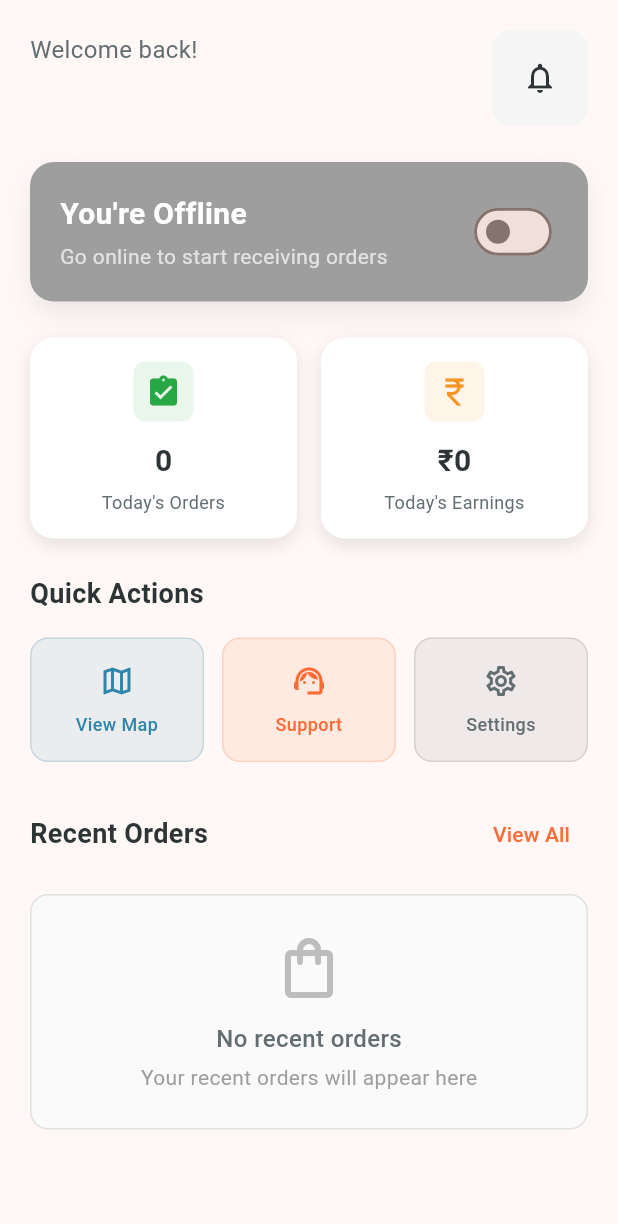
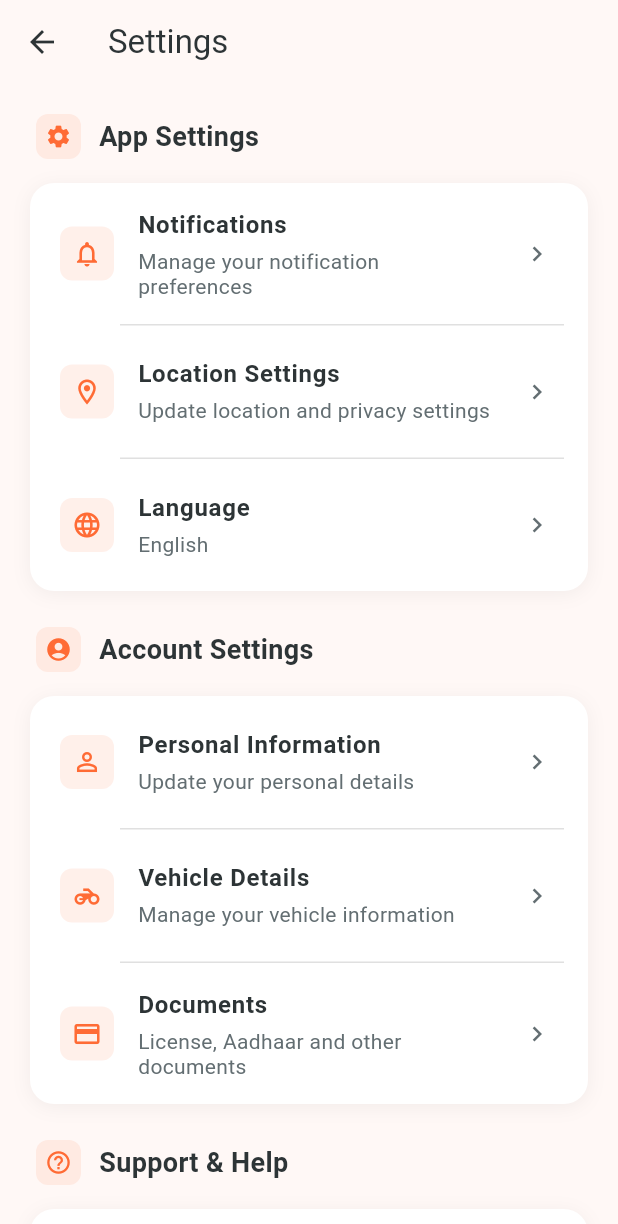
Before and after one commit to favas7/Naivedhya-delivery-person, a Flutter app: the HomeScreen screen opened directly, after a tap on "Settings", on a phone screen of 412 x 824 dp. Shown: the top 1224 px of the screen. Run offline on Flutter 3.47's test engine with Material 3 defaults, Android fonts, the phone set to English and light mode, and no system bars; our stand-ins replace flutter_local_notifications, geolocator, google_maps_flutter, image_picker, permission_handler, shared_preferences and 1 more; missing offline and left inert: app_settings; accounts and stored records are empty.

Commit message:
home screen settings and navigation

```diff
--- a/lib/main.dart
+++ b/lib/main.dart
@@ -9,7 +9,7 @@ import 'package:naivedhya_delivery_app/provider/location_settings_provider.dart'
 import 'package:naivedhya_delivery_app/provider/notification_provider.dart';
 import 'package:naivedhya_delivery_app/provider/order_provider.dart';
 import 'package:naivedhya_delivery_app/provider/user_provider.dart';
-import 'package:naivedhya_delivery_app/screens/profile/widget/app_route_info.dart';
+import 'package:naivedhya_delivery_app/routes/app_route_info.dart';
 import 'package:naivedhya_delivery_app/utils/app_colors.dart';
 import 'package:provider/provider.dart';
 import 'package:supabase_flutter/supabase_flutter.dart';
--- a/lib/screens/profile/widget/app_route_info.dart
+++ b/lib/routes/app_route_info.dart
@@ -11,6 +11,7 @@ import 'package:naivedhya_delivery_app/screens/app/bottom_nav_screen.dart';
 import 'package:naivedhya_delivery_app/screens/auth/forgot_password_screen.dart';
 import 'package:naivedhya_delivery_app/screens/auth/login_screen.dart';
 import 'package:naivedhya_delivery_app/screens/auth/signup/signup_screen.dart';
+import 'package:naivedhya_delivery_app/screens/home/settings_screen.dart';
 
 // Profile screens
 import 'package:naivedhya_delivery_app/screens/profile/about_screen/about_screen.dart';
@@ -36,6 +37,7 @@ class AppRoutes {
 
   // Profile routes
   static const String profile = '/profile';
+  static const String settings1 = '/settings';
   static const String personalInformation = '/profile/personal-information';
   static const String vehicleDetails = '/profile/vehicle-details';
   static const String documents = '/profile/documents';
@@ -54,6 +56,7 @@ class AppRoutes {
     signup: (context) => const SignupScreen(),
     forgotPassword: (context) => const ForgotPasswordScreen(),
     home: (context) => const BottomNavScreen(),
+    settings1: (context) => const SettingsScreen(),
     personalInformation: (context) => const PersonalInformationScreen(),
     vehicleDetails: (context) => const VehicleDetailsScreen(),
     documents: (context) => const DocumentsScreen(),
@@ -90,6 +93,9 @@ class AppRoutes {
 
       case home:
         return _createRoute(const BottomNavScreen(), settings);
+
+      case settings1:
+        return _createRoute(const SettingsScreen(), settings);
 
       // Profile routes
       case personalInformation:
@@ -254,4 +260,8 @@ class AppRoutes {
   static Future<void> goToOnboarding(BuildContext context) {
     return pushReplacementNamed(context, onboarding);
   }
+
+  static Future<void> goToSettings(BuildContext context) {
+    return pushNamed(context, settings1);
+  }
 }
--- a/lib/screens/home/home_screen.dart
+++ b/lib/screens/home/home_screen.dart
@@ -1,6 +1,7 @@
 import 'package:flutter/material.dart';
 import 'package:naivedhya_delivery_app/provider/auth_provider.dart';
 import 'package:naivedhya_delivery_app/provider/delivery_provider.dart';
+import 'package:naivedhya_delivery_app/routes/app_route_info.dart';
 import 'package:naivedhya_delivery_app/screens/home/map_screen.dart';
 import 'package:provider/provider.dart';
 import '../../utils/app_colors.dart';
@@ -309,6 +310,8 @@ class _HomeScreenState extends State<HomeScreen> {
 
 
 // Update the _buildQuickActions method in your HomeScreen
+// Replace the existing _buildQuickActions method with this updated version
+
 Widget _buildQuickActions() {
   return Column(
     crossAxisAlignment: CrossAxisAlignment.start,
@@ -347,7 +350,8 @@ Widget _buildQuickActions() {
               Icons.support_agent_outlined,
               AppColors.primary,
               () {
-                // Open support
+                // Navigate to contact support screen using AppRoutes
+                Navigator.pushNamed(context, AppRoutes.contactSupport);
               },
             ),
           ),
@@ -358,8 +362,8 @@ Widget _buildQuickActions() {
               Icons.settings_outlined,
               AppColors.textSecondary,
               () {
-                // Open settings
-              },
+                Navigator.pushNamed(context, AppRoutes.settings1);
+                },
             ),
           ),
         ],
--- /dev/null
+++ b/lib/screens/home/settings_screen.dart
@@ -0,0 +1,266 @@
+import 'package:flutter/material.dart';
+import 'package:naivedhya_delivery_app/l10n/app_localizations.dart';
+import 'package:naivedhya_delivery_app/provider/auth_provider.dart';
+import 'package:naivedhya_delivery_app/provider/language_provider.dart';
+import 'package:naivedhya_delivery_app/routes/app_route_info.dart';
+import 'package:provider/provider.dart';
+import '../../utils/app_colors.dart';
+
+class SettingsScreen extends StatelessWidget {
+  const SettingsScreen({super.key});
+
+  @override
+  Widget build(BuildContext context) {
+    final l10n = AppLocalizations.of(context)!;
+
+    return Scaffold(
+      appBar: AppBar(
+        title: Text(l10n.settings),
+        elevation: 0,
+        backgroundColor: Colors.transparent,
+        foregroundColor: AppColors.textPrimary,
+      ),
+      body: SingleChildScrollView(
+        padding: const EdgeInsets.all(20),
+        child: Column(
+          crossAxisAlignment: CrossAxisAlignment.start,
+          children: [
+            // App Settings Section
+            _buildSection(
+              title: 'App Settings',
+              icon: Icons.settings,
+              options: [
+                _buildSettingsOption(
+                  icon: Icons.notifications_outlined,
+                  title: l10n.notifications,
+                  subtitle: l10n.notificationsSubtitle,
+                  onTap: () => Navigator.pushNamed(context, AppRoutes.notificationSettings),
+                ),
+                _buildSettingsOption(
+                  icon: Icons.location_on_outlined,
+                  title: l10n.locationSettings,
+                  subtitle: l10n.locationSettingsSubtitle,
+                  onTap: () => Navigator.pushNamed(context, AppRoutes.locationSettings),
+                ),
+                _buildSettingsOption(
+                  icon: Icons.language,
+                  title: l10n.language,
+                  subtitle: context.read<LanguageProvider>().getCurrentLanguageName(),
+                  onTap: () => Navigator.pushNamed(context, AppRoutes.languageSettings),
+                ),
+              ],
+            ),
+
+            const SizedBox(height: 24),
+
+            // Account Settings Section
+            _buildSection(
+              title: 'Account Settings',
+              icon: Icons.account_circle,
+              options: [
+                _buildSettingsOption(
+                  icon: Icons.person_outline,
+                  title: l10n.personalInformation,
+                  subtitle: l10n.personalInfoSubtitle,
+                  onTap: () => Navigator.pushNamed(context, AppRoutes.personalInformation),
+                ),
+                _buildSettingsOption(
+                  icon: Icons.motorcycle,
+                  title: l10n.vehicleDetails,
+                  subtitle: l10n.vehicleDetailsSubtitle,
+                  onTap: () => Navigator.pushNamed(context, AppRoutes.vehicleDetails),
+                ),
+                _buildSettingsOption(
+                  icon: Icons.credit_card,
+                  title: l10n.documents,
+                  subtitle: l10n.documentsSubtitle,
+                  onTap: () => Navigator.pushNamed(context, AppRoutes.documents),
+                ),
+              ],
+            ),
+
+            const SizedBox(height: 24),
+
+            // Support & Help Section
+            _buildSection(
+              title: 'Support & Help',
+              icon: Icons.help_outline,
+              options: [
+                _buildSettingsOption(
+                  icon: Icons.help_outline,
+                  title: l10n.helpFaq,
+                  subtitle: l10n.helpFaqSubtitle,
+                  onTap: () => Navigator.pushNamed(context, AppRoutes.helpFaq),
+                ),
+                _buildSettingsOption(
+                  icon: Icons.support_agent,
+                  title: l10n.contactSupport,
+                  subtitle: l10n.contactSupportSubtitle,
+                  onTap: () => Navigator.pushNamed(context, AppRoutes.contactSupport),
+                ),
+                _buildSettingsOption(
+                  icon: Icons.info_outline,
+                  title: l10n.about,
+                  subtitle: l10n.aboutSubtitle,
+                  onTap: () => Navigator.pushNamed(context, AppRoutes.about),
+                ),
+              ],
+            ),
+
+            const SizedBox(height: 32),
+
+            // Logout Button
+            Consumer<AuthProvider>(
+              builder: (context, authProvider, child) {
+                return Container(
+                  width: double.infinity,
+                  decoration: BoxDecoration(
+                    borderRadius: BorderRadius.circular(16),
+                    boxShadow: [
+                      BoxShadow(
+                        color: Colors.black.withAlpha(13),
+                        blurRadius: 10,
+                        offset: const Offset(0, 4),
+                      ),
+                    ],
+                  ),
+                );
+              },
+            ),
+
+            const SizedBox(height: 20),
+          ],
+        ),
+      ),
+    );
+  }
+
+  Widget _buildSection({
+    required String title,
+    required IconData icon,
+    required List<Widget> options,
+  }) {
+    return Column(
+      crossAxisAlignment: CrossAxisAlignment.start,
+      children: [
+        // Section Header
+        Padding(
+          padding: const EdgeInsets.only(left: 4, bottom: 16),
+          child: Row(
+            children: [
+              Container(
+                padding: const EdgeInsets.all(6),
+                decoration: BoxDecoration(
+                  color: AppColors.primary.withAlpha(26),
+                  borderRadius: BorderRadius.circular(8),
+                ),
+                child: Icon(
+                  icon,
+                  color: AppColors.primary,
+                  size: 18,
+                ),
+              ),
+              const SizedBox(width: 12),
+              Text(
+                title,
+                style: const TextStyle(
+                  fontSize: 18,
+                  fontWeight: FontWeight.bold,
+                  color: AppColors.textPrimary,
+                ),
+              ),
+            ],
+          ),
+        ),
+
+        // Section Options
+        Container(
+          decoration: BoxDecoration(
+            color: Colors.white,
+            borderRadius: BorderRadius.circular(16),
+            boxShadow: [
+              BoxShadow(
+                color: Colors.black.withAlpha(13),
+                blurRadius: 10,
+                offset: const Offset(0, 2),
+              ),
+            ],
+          ),
+          child: Column(
+            children: options.asMap().entries.map((entry) {
+              final index = entry.key;
+              final option = entry.value;
+              final isLast = index == options.length - 1;
+
+              return Column(
+                children: [
+                  option,
+                  if (!isLast)
+                    Divider(
+                      height: 1,
+                      color: AppColors.border,
+                      indent: 60,
+                      endIndent: 16,
+                    ),
+                ],
+              );
+            }).toList(),
+          ),
+        ),
+      ],
+    );
+  }
+
+  Widget _buildSettingsOption({
+    required IconData icon,
+    required String title,
+    required String subtitle,
+    required VoidCallback onTap,
+  }) {
+    return ListTile(
+      contentPadding: const EdgeInsets.symmetric(horizontal: 20, vertical: 8),
+      leading: Container(
+        padding: const EdgeInsets.all(8),
+        decoration: BoxDecoration(
+          color: AppColors.primary.withAlpha(26),
+          borderRadius: BorderRadius.circular(8),
+        ),
+        child: Icon(
+          icon,
+          color: AppColors.primary,
+          size: 20,
+        ),
+      ),
+      title: Text(
+        title,
+        style: const TextStyle(
+          fontWeight: FontWeight.w600,
+          fontSize: 16,
+          color: AppColors.textPrimary,
+        ),
+      ),
+      subtitle: Padding(
+        padding: const EdgeInsets.only(top: 4),
+        child: Text(
+          subtitle,
+          style: const TextStyle(
+            color: AppColors.textSecondary,
+            fontSize: 14,
+            height: 1.2,
+          ),
+        ),
+      ),
+      trailing: Container(
+        padding: const EdgeInsets.all(4),
+        child: const Icon(
+          Icons.chevron_right,
+          color: AppColors.textSecondary,
+          size: 20,
+        ),
+      ),
+      onTap: onTap,
+    );
+  }
+
+
+}
--- a/lib/screens/profile/profile_screen.dart
+++ b/lib/screens/profile/profile_screen.dart
@@ -4,7 +4,7 @@ import 'package:naivedhya_delivery_app/provider/auth_provider.dart';
 import 'package:naivedhya_delivery_app/provider/language_provider.dart';
 import 'package:naivedhya_delivery_app/provider/notification_provider.dart';
 import 'package:naivedhya_delivery_app/provider/user_provider.dart';
-import 'package:naivedhya_delivery_app/screens/profile/widget/app_route_info.dart';
+import 'package:naivedhya_delivery_app/routes/app_route_info.dart';
 import 'package:provider/provider.dart';
 import '../../utils/app_colors.dart';
 
```
